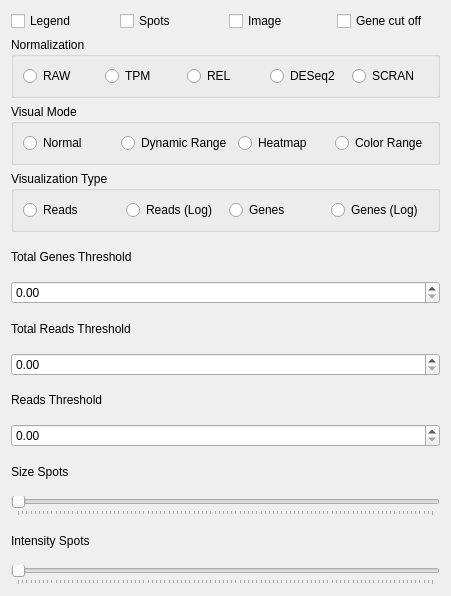
Qt form assets/ui/SettingsWidget.ui (jfnavarro/st_viewer) before a commit.
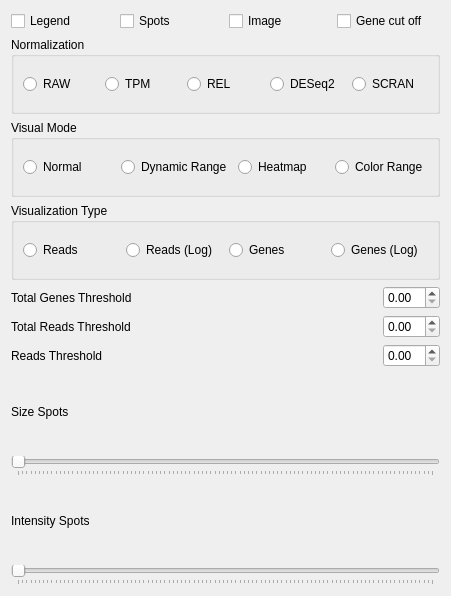
The same form after that commit.

What changed in the file:
```diff
--- a/assets/ui/SettingsWidget.ui
+++ b/assets/ui/SettingsWidget.ui
@@ -13,8 +13,8 @@
   <property name="windowTitle">
    <string>Visual settings</string>
   </property>
-  <layout class="QVBoxLayout" name="verticalLayout">
-   <item>
+  <layout class="QGridLayout" name="gridLayout">
+   <item row="0" column="0">
     <layout class="QHBoxLayout" name="horizontalLayout_3">
      <item>
       <widget class="QCheckBox" name="legend">
@@ -46,7 +46,7 @@
      </item>
     </layout>
    </item>
-   <item>
+   <item row="1" column="0">
     <widget class="QGroupBox" name="groupBoxNormalization">
      <property name="cursor">
       <cursorShape>PointingHandCursor</cursorShape>
@@ -108,7 +108,7 @@
      </layout>
     </widget>
    </item>
-   <item>
+   <item row="2" column="0">
     <widget class="QGroupBox" name="groupBoxVisualMode">
      <property name="toolTip">
       <string>Different visualization modes</string>
@@ -157,7 +157,7 @@
      </layout>
     </widget>
    </item>
-   <item>
+   <item row="3" column="0">
     <widget class="QGroupBox" name="groupBoxVisualType">
      <property name="title">
       <string>Visualization Type</string>
@@ -197,6 +197,8 @@
      </layout>
     </widget>
    </item>
+   <item row="4" column="0">
+    <layout class="QHBoxLayout" name="horizontalLayout_5">
    <item>
     <widget class="QLabel" name="label">
      <property name="text">
@@ -204,9 +206,26 @@
      </property>
     </widget>
    </item>
+     <item>
+      <spacer name="horizontalSpacer">
+       <property name="orientation">
+        <enum>Qt::Horizontal</enum>
+       </property>
+       <property name="sizeHint" stdset="0">
+        <size>
+         <width>40</width>
+         <height>20</height>
+        </size>
+       </property>
+      </spacer>
+     </item>
    <item>
     <widget class="QDoubleSpinBox" name="genes_threshold"/>
    </item>
+    </layout>
+   </item>
+   <item row="5" column="0">
+    <layout class="QHBoxLayout" name="horizontalLayout_6">
    <item>
     <widget class="QLabel" name="label_2">
      <property name="text">
@@ -214,9 +233,26 @@
      </property>
     </widget>
    </item>
+     <item>
+      <spacer name="horizontalSpacer_2">
+       <property name="orientation">
+        <enum>Qt::Horizontal</enum>
+       </property>
+       <property name="sizeHint" stdset="0">
+        <size>
+         <width>40</width>
+         <height>20</height>
+        </size>
+       </property>
+      </spacer>
+     </item>
    <item>
     <widget class="QDoubleSpinBox" name="reads_threshold"/>
    </item>
+    </layout>
+   </item>
+   <item row="6" column="0">
+    <layout class="QHBoxLayout" name="horizontalLayout_7">
    <item>
     <widget class="QLabel" name="label_4">
      <property name="text">
@@ -224,17 +260,32 @@
      </property>
     </widget>
    </item>
+     <item>
+      <spacer name="horizontalSpacer_3">
+       <property name="orientation">
+        <enum>Qt::Horizontal</enum>
+       </property>
+       <property name="sizeHint" stdset="0">
+        <size>
+         <width>40</width>
+         <height>20</height>
+        </size>
+       </property>
+      </spacer>
+     </item>
    <item>
     <widget class="QDoubleSpinBox" name="individual_reads_threshold"/>
    </item>
-   <item>
+    </layout>
+   </item>
+   <item row="7" column="0">
     <widget class="QLabel" name="label_3">
      <property name="text">
       <string>Size Spots</string>
      </property>
     </widget>
    </item>
-   <item>
+   <item row="8" column="0">
     <widget class="QSlider" name="spots_size">
      <property name="orientation">
       <enum>Qt::Horizontal</enum>
@@ -247,7 +298,7 @@
      </property>
     </widget>
    </item>
-   <item>
+   <item row="9" column="0">
     <widget class="QLabel" name="label_5">
      <property name="text">
       <string>Intensity Spots</string>
```
Left out of the diff: 2 changed lines with no effect on the pictures. Lines whose indentation alone changed are shown as unchanged.
